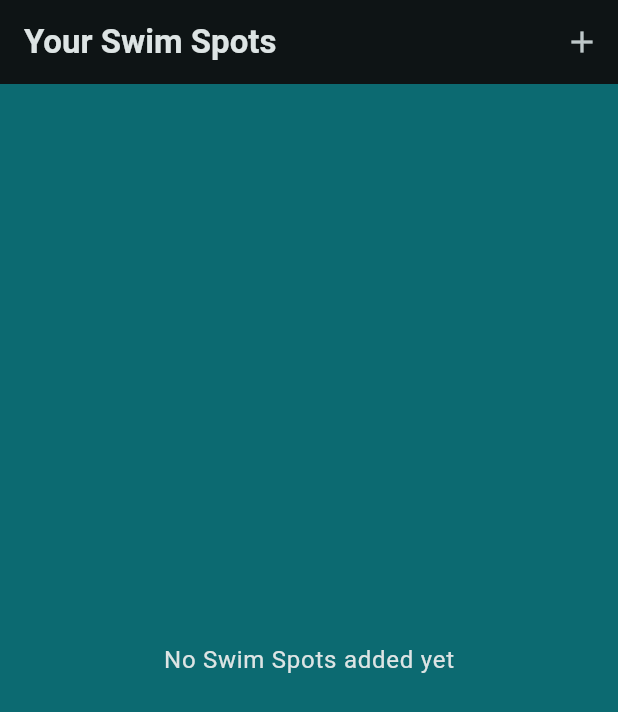
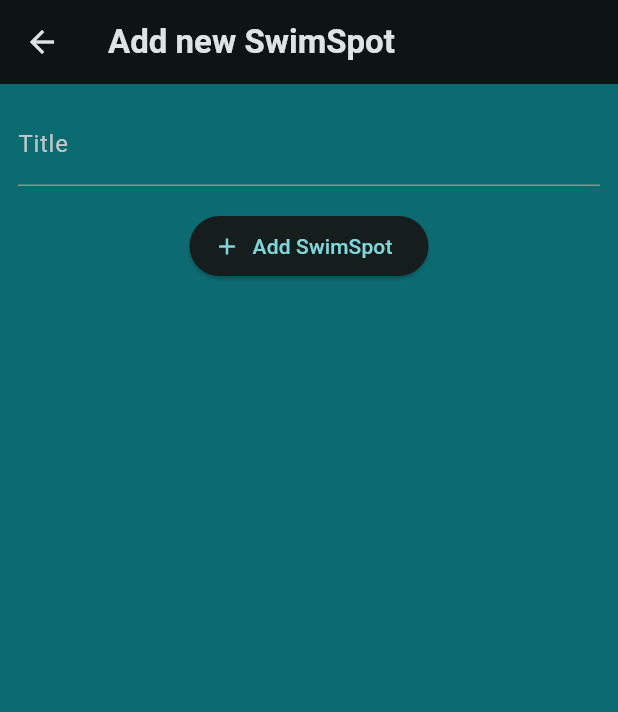
Before and after one commit to jmcied/SeaSplash, a Flutter app: the screen it shows after launch, after a tap on the "add" icon, on a phone screen of 412 x 824 dp. Shown: the top 712 px of the screen. Run offline on Flutter 3.47's test engine with Material 3 defaults, Android fonts, the phone set to English and light mode, and no system bars; our stand-ins replace google_fonts.

Commit message:
adding add_place screen

```diff
--- a/lib/screens/add_place.dart
+++ b/lib/screens/add_place.dart
@@ -0,0 +1,49 @@
+import 'package:flutter/material.dart';
+
+class AddPlaceScreen extends StatefulWidget {
+  const AddPlaceScreen({super.key});
+
+  @override
+  State<AddPlaceScreen> createState() {
+    return _AddPlaceScreenState();
+  }
+}
+
+class _AddPlaceScreenState extends State<AddPlaceScreen> {
+  final _titleController = TextEditingController();
+
+  @override
+  void dispose() {
+    _titleController.dispose();
+    super.dispose();
+  }
+
+  Widget build(BuildContext context) {
+    return Scaffold(
+      appBar: AppBar(
+        title: const Text('Add new SwimSpot'),
+      ),
+      body: SingleChildScrollView(
+        padding: const EdgeInsets.all(12),
+        child: Column(
+          children: [
+            TextField(
+                decoration: const InputDecoration(labelText: 'Title'),
+                controller: _titleController,
+                style: TextStyle(
+                  color: Theme.of(context).colorScheme.onBackground,
+                )),
+            const SizedBox(
+              height: 16,
+            ),
+            ElevatedButton.icon(
+              onPressed: () {},
+              icon: const Icon(Icons.add),
+              label: const Text('Add SwimSpot'),
+            ),
+          ],
+        ),
+      ),
+    );
+  }
+}
--- a/lib/screens/places.dart
+++ b/lib/screens/places.dart
@@ -1,4 +1,5 @@
 import 'package:flutter/material.dart';
+import 'package:sea_splash/screens/add_place.dart';
 
 import 'package:sea_splash/widgets/places_list.dart';
 
@@ -13,7 +14,13 @@
         actions: [
           IconButton(
             icon: const Icon(Icons.add),
-            onPressed: () {},
+            onPressed: () {
+              Navigator.of(context).push(
+                MaterialPageRoute(
+                  builder: (ctx) => const AddPlaceScreen(),
+                ),
+              );
+            },
           ),
         ],
       ),
```
